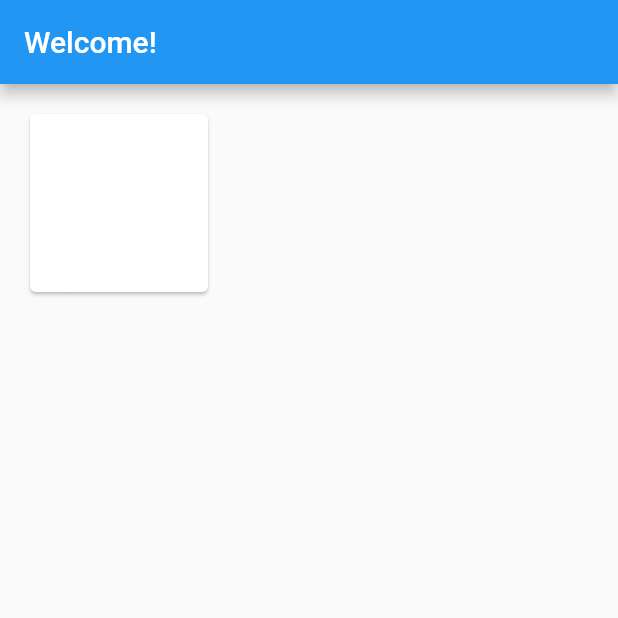
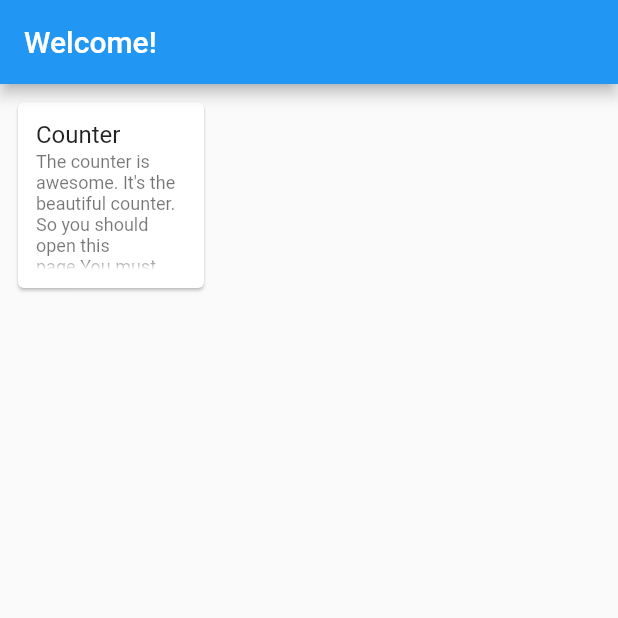
Before and after one commit to bakatsuyuki/riverpod_sample, a Flutter app: the screen it shows after launch, on a phone screen of 412 x 824 dp, the top half of it. Run offline on Flutter 3.47's test engine with Material 2 defaults, Android fonts, the phone set to English and light mode, and no system bars; our stand-ins replace flutter_riverpod, go_router.

Commit message:
Add title and description to Cards.

```diff
--- a/lib/pages/welcome_page.dart
+++ b/lib/pages/welcome_page.dart
@@ -1,3 +1,4 @@
+import 'package:flutter/cupertino.dart';
 import 'package:flutter/material.dart';
 import 'package:go_router/go_router.dart';
 import 'package:riverpod_sample/const/routes.dart';
@@ -18,10 +19,15 @@ class _Body extends StatelessWidget {
   @override
   Widget build(BuildContext context) => GridView.count(
         crossAxisCount: 3,
-        padding: const EdgeInsets.all(16),
+        padding: const EdgeInsets.all(8),
         children: const [
           _ContentCard(
             routePath: Routes.counter,
+            title: 'Counter',
+            description: 'The counter is awesome. '
+                'It\'s the beautiful counter. '
+                'So you should open this page.'
+                'You must open this page.',
           )
         ],
       );
@@ -31,8 +37,12 @@ class _ContentCard extends StatelessWidget {
   const _ContentCard({
     Key? key,
     required this.routePath,
+    required this.title,
+    required this.description,
   }) : super(key: key);
   final String routePath;
+  final String title;
+  final String description;
 
   @override
   Widget build(BuildContext context) {
@@ -40,7 +50,26 @@ class _ContentCard extends StatelessWidget {
       child: InkWell(
         borderRadius: BorderRadius.circular(4),
         onTap: () => context.push(routePath),
-        child: const SizedBox(),
+        child: Padding(
+          padding: const EdgeInsets.all(12),
+          child: Column(
+            crossAxisAlignment: CrossAxisAlignment.start,
+            children: [
+              Text(
+                title,
+                style: Theme.of(context).textTheme.subtitle1,
+              ),
+              const SizedBox(height: 2),
+              Expanded(
+                child: Text(
+                  description,
+                  style: Theme.of(context).textTheme.caption,
+                  overflow: TextOverflow.fade,
+                ),
+              ),
+            ],
+          ),
+        ),
       ),
     );
   }
```
